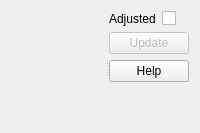
The window that tse_analytics/views/analysis/timeseries/autocorrelation_widget.ui (TSE-Systems/tse-analytics) describes before a commit, drawn with Qt 5.
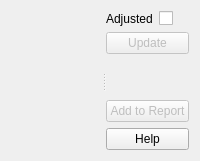
The same window after the commit. Icons and pictures are not drawn. Custom widgets are drawn as their Qt base class.

Commit message: New Report widget to display PDF reports.

```diff
--- a/tse_analytics/views/analysis/timeseries/autocorrelation_widget.ui
+++ b/tse_analytics/views/analysis/timeseries/autocorrelation_widget.ui
@@ -49,17 +49,6 @@
          </property>
         </widget>
        </item>
-       <item>
-        <widget class="QPushButton" name="pushButtonHelp">
-         <property name="text">
-          <string>Help</string>
-         </property>
-         <property name="icon">
-          <iconset resource="../../../../resources/resources.qrc">
-           <normaloff>:/icons/icons8-help-16.png</normaloff>:/icons/icons8-help-16.png</iconset>
-         </property>
-        </widget>
-       </item>
        <item>
         <spacer name="verticalSpacer">
          <property name="orientation">
@@ -73,6 +62,27 @@
          </property>
         </spacer>
        </item>
+       <item>
+        <widget class="QPushButton" name="pushButtonAddReport">
+         <property name="enabled">
+          <bool>false</bool>
+         </property>
+         <property name="text">
+          <string>Add to Report</string>
+         </property>
+        </widget>
+       </item>
+       <item>
+        <widget class="QPushButton" name="pushButtonHelp">
+         <property name="text">
+          <string>Help</string>
+         </property>
+         <property name="icon">
+          <iconset resource="../../../../resources/resources.qrc">
+           <normaloff>:/icons/icons8-help-16.png</normaloff>:/icons/icons8-help-16.png</iconset>
+         </property>
+        </widget>
+       </item>
       </layout>
      </widget>
     </widget>
```
The commit also changes 30 other files.
